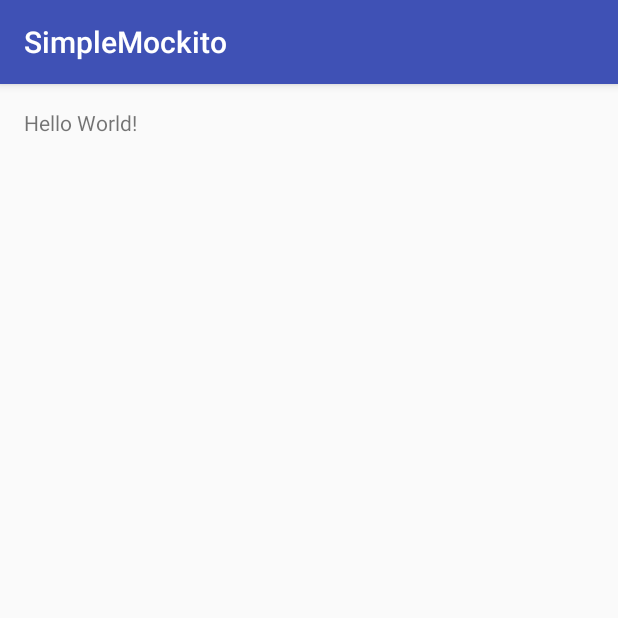
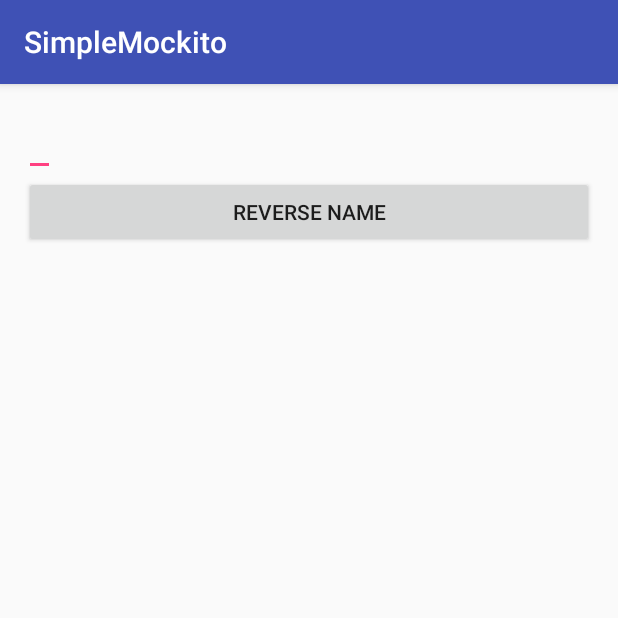
Before and after one commit to ghalibse/w5d2-EsspressoAssignment, an Android app: the screen it shows after launch (MainActivity), on a phone screen of 412 x 824 dp, the top half of it. Run offline under Robolectric (Android 15) with nearby library versions, the phone set to English and light mode, and no system bars.

Commit message:
Reverse done

```diff
--- a/app/src/main/AndroidManifest.xml
+++ b/app/src/main/AndroidManifest.xml
@@ -15,6 +15,7 @@
                 <category android:name="android.intent.category.LAUNCHER" />
             </intent-filter>
         </activity>
+        <activity android:name=".ActivityDetails"></activity>
     </application>
 
 </manifest>
--- a/app/src/main/java/com/example/simplemockito/SimpleClass.java
+++ b/app/src/main/java/com/example/simplemockito/SimpleClass.java
@@ -14,6 +14,6 @@ public class SimpleClass {
     }
 
     public String getHelloWorldString() {
-        return mContext.getString(R.string.hello_word) + "b";
+        return mContext.getString(R.string.hello_word);
     }
 }
--- a/app/src/main/res/layout/activity_main.xml
+++ b/app/src/main/res/layout/activity_main.xml
@@ -1,16 +1,24 @@
 <?xml version="1.0" encoding="utf-8"?>
-<RelativeLayout xmlns:android="http://schemas.android.com/apk/res/android"
+<LinearLayout xmlns:android="http://schemas.android.com/apk/res/android"
     xmlns:tools="http://schemas.android.com/tools"
     android:layout_width="match_parent"
     android:layout_height="match_parent"
+    android:orientation="vertical"
     android:paddingBottom="@dimen/activity_vertical_margin"
     android:paddingLeft="@dimen/activity_horizontal_margin"
     android:paddingRight="@dimen/activity_horizontal_margin"
     android:paddingTop="@dimen/activity_vertical_margin"
     tools:context="com.example.simplemockito.MainActivity">
 
-    <TextView
+    <EditText
+        android:id="@+id/a_main_edittext"
         android:layout_width="wrap_content"
+        android:layout_height="wrap_content" />
+
+    <Button
+        android:id="@+id/a_main_btn"
+        android:layout_width="match_parent"
         android:layout_height="wrap_content"
-        android:text="Hello World!" />
-</RelativeLayout>
+        android:onClick="doReverse"
+        android:text="Reverse Name" />
+</LinearLayout>
```
Also changed, not shown: app/src/main/java/com/example/simplemockito/ActivityDetails.java (added, +20 -0 lines), app/src/main/java/com/example/simplemockito/MainActivity.java (+17 -0 lines), app/src/main/res/layout/activity_activity_details.xml (added, +16 -0 lines), 1 other file.
